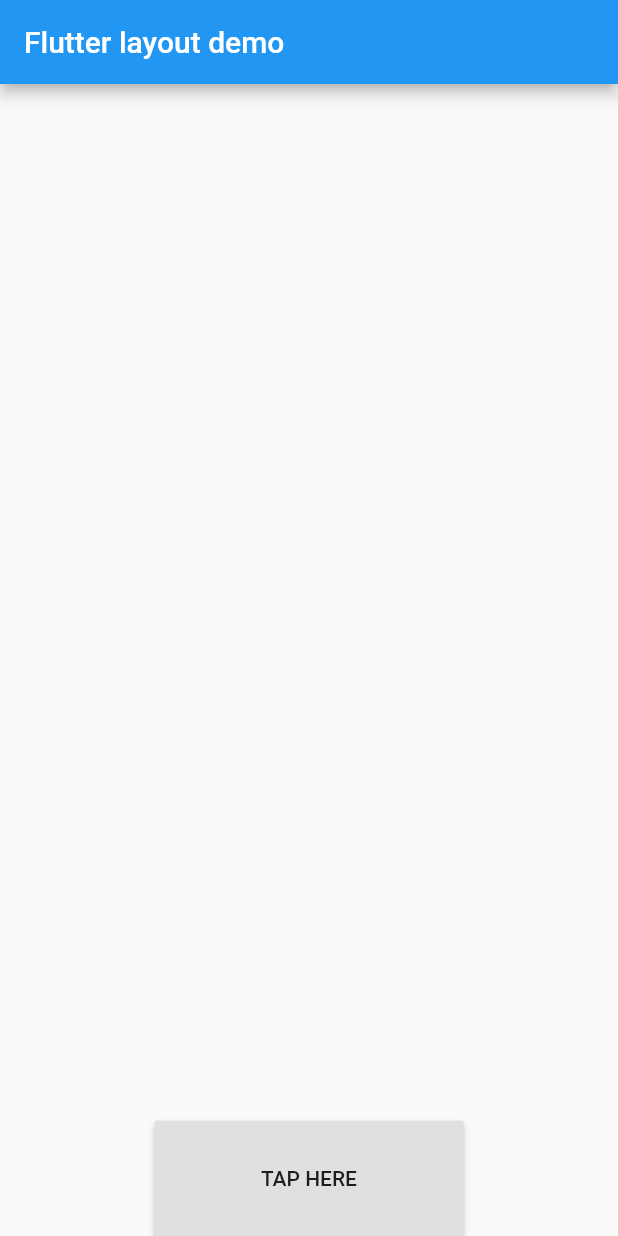
After one commit to riansyahrobi8/Belajar-Flutter-UI, a Flutter app: the screen it shows after launch, on a phone screen of 412 x 824 dp. The commit adds this screen. Run offline on Flutter 3.47's test engine with Material 2 defaults, Android fonts, the phone set to English and light mode, and no system bars.

Commit message:
belajar factionally button sizebox

```diff
--- a/lib/MyApp.dart
+++ b/lib/MyApp.dart
@@ -1,3 +1,4 @@
+import 'package:belajar_ui_flutter/screens/ButtonFactionallySizeBox.dart';
 import 'package:belajar_ui_flutter/screens/FavoriteWidget.dart';
 import 'package:belajar_ui_flutter/screens/Home.dart';
 import 'package:belajar_ui_flutter/screens/Layouting2.dart';
@@ -10,10 +11,10 @@ class MyApp extends StatelessWidget {
       title: 'Belajar Flutter UI',
       debugShowCheckedModeBanner: false,
       home: Scaffold(
-        // appBar: AppBar(
-        //   title: Text("Flutter layout demo"),
-        // ),
-        body: SecondLayouting(),
+        appBar: AppBar(
+          title: Text("Flutter layout demo"),
+        ),
+        body: ButtonFactionallySizeBox(),
       ),
     );
   }
--- /dev/null
+++ b/lib/screens/ButtonFactionallySizeBox.dart
@@ -0,0 +1,18 @@
+import 'package:flutter/material.dart';
+
+class ButtonFactionallySizeBox extends StatelessWidget {
+  @override
+  Widget build(BuildContext context) {
+    return Container(
+      alignment: Alignment.bottomCenter,
+      child: FractionallySizedBox(
+        widthFactor: 0.5,
+        heightFactor: 0.1,
+        child: RaisedButton(
+          onPressed: () {},
+          child: Text("TAP HERE"),
+        ),
+      ),
+    );
+  }
+}
```
